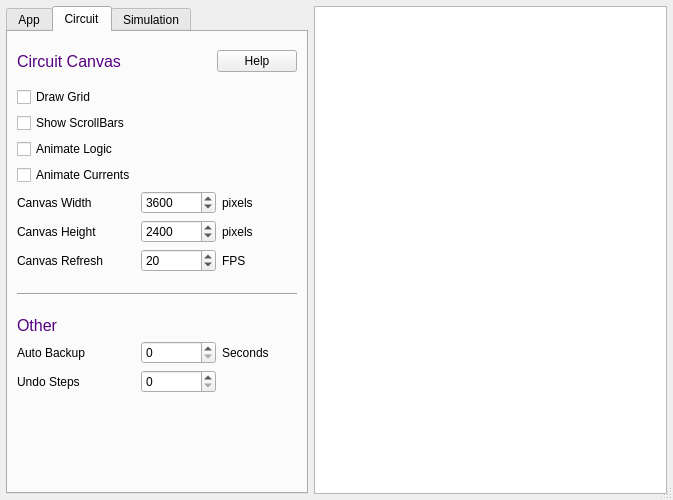
The window that src/gui/appdialogs/appdialog.ui (josuemoraisgh/SimulIDE-dev) describes before a commit, drawn with Qt 5.
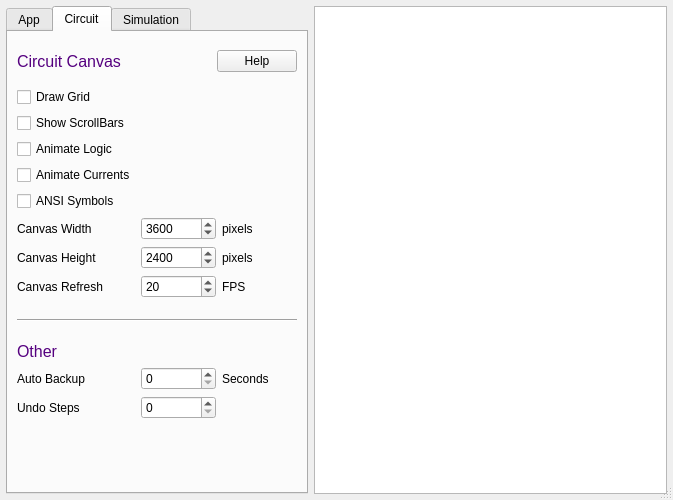
The same window after the commit.

Commit message: Circuit: Added property for ANSI Symbols.

The edit to the form file:
```diff
--- a/src/gui/appdialogs/appdialog.ui
+++ b/src/gui/appdialogs/appdialog.ui
@@ -503,6 +503,13 @@
            </property>
           </widget>
          </item>
+         <item>
+          <widget class="QCheckBox" name="ansiSymbols">
+           <property name="text">
+            <string>ANSI Symbols</string>
+           </property>
+          </widget>
+         </item>
          <item>
           <layout class="QHBoxLayout" name="horizontalLayout_16">
            <item>
```
The commit also changes 19 other files.
